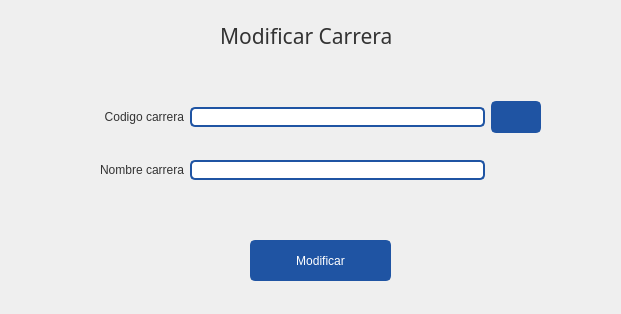
This is Vista/UI/Carrera/ModiCarrera.ui in Mighell-afk/gpi as Qt 5 draws it before an edit. The edited form follows.
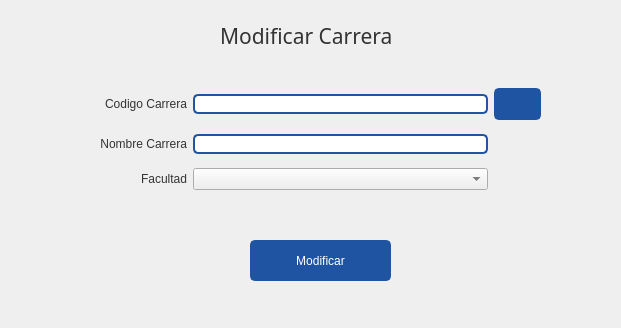
This is the edited form. Icons and pictures are not drawn.

What changed in the file:
```diff
--- a/Vista/UI/Carrera/ModiCarrera.ui
+++ b/Vista/UI/Carrera/ModiCarrera.ui
@@ -10,7 +10,7 @@
     <x>0</x>
     <y>0</y>
     <width>621</width>
-    <height>314</height>
+    <height>328</height>
    </rect>
   </property>
   <property name="minimumSize">
@@ -165,6 +165,80 @@
     </rect>
    </property>
    <layout class="QGridLayout" name="gridLayout">
+    <item row="1" column="0">
+     <widget class="QLabel" name="label_10">
+      <property name="text">
+       <string>Nombre Carrera</string>
+      </property>
+      <property name="alignment">
+       <set>Qt::AlignRight|Qt::AlignTrailing|Qt::AlignVCenter</set>
+      </property>
+     </widget>
+    </item>
+    <item row="1" column="1">
+     <widget class="QLineEdit" name="txt_nombreCarrera">
+      <property name="enabled">
+       <bool>false</bool>
+      </property>
+      <property name="minimumSize">
+       <size>
+        <width>0</width>
+        <height>0</height>
+       </size>
+      </property>
+      <property name="maximumSize">
+       <size>
+        <width>295</width>
+        <height>16777215</height>
+       </size>
+      </property>
+      <property name="clearButtonEnabled">
+       <bool>false</bool>
+      </property>
+     </widget>
+    </item>
+    <item row="0" column="0">
+     <widget class="QLabel" name="label_11">
+      <property name="text">
+       <string>Codigo Carrera</string>
+      </property>
+      <property name="alignment">
+       <set>Qt::AlignRight|Qt::AlignTrailing|Qt::AlignVCenter</set>
+      </property>
+     </widget>
+    </item>
+    <item row="2" column="0">
+     <widget class="QLabel" name="label_8">
+      <property name="text">
+       <string>Facultad</string>
+      </property>
+      <property name="alignment">
+       <set>Qt::AlignRight|Qt::AlignTrailing|Qt::AlignVCenter</set>
+      </property>
+     </widget>
+    </item>
+    <item row="0" column="1">
+     <widget class="QLineEdit" name="txt_codcarrera">
+      <property name="enabled">
+       <bool>true</bool>
+      </property>
+      <property name="minimumSize">
+       <size>
+        <width>0</width>
+        <height>0</height>
+       </size>
+      </property>
+      <property name="maximumSize">
+       <size>
+        <width>295</width>
+        <height>16777215</height>
+       </size>
+      </property>
+      <property name="clearButtonEnabled">
+       <bool>false</bool>
+      </property>
+     </widget>
+    </item>
     <item row="0" column="2">
      <widget class="QPushButton" name="btn_buscar">
       <property name="minimumSize">
@@ -182,67 +256,10 @@
       </property>
      </widget>
     </item>
-    <item row="1" column="1">
-     <widget class="QLineEdit" name="txt_nombrecarrera">
-      <property name="enabled">
-       <bool>false</bool>
-      </property>
-      <property name="minimumSize">
-       <size>
-        <width>0</width>
-        <height>0</height>
-       </size>
-      </property>
-      <property name="maximumSize">
-       <size>
-        <width>295</width>
-        <height>16777215</height>
-       </size>
-      </property>
-      <property name="clearButtonEnabled">
-       <bool>false</bool>
-      </property>
-     </widget>
-    </item>
-    <item row="0" column="1">
-     <widget class="QLineEdit" name="txt_codcarrera">
-      <property name="enabled">
+    <item row="2" column="1">
+     <widget class="QComboBox" name="cbo_Facultad">
+      <property name="mouseTracking">
        <bool>true</bool>
-      </property>
-      <property name="minimumSize">
-       <size>
-        <width>0</width>
-        <height>0</height>
-       </size>
-      </property>
-      <property name="maximumSize">
-       <size>
-        <width>295</width>
-        <height>16777215</height>
-       </size>
-      </property>
-      <property name="clearButtonEnabled">
-       <bool>false</bool>
-      </property>
-     </widget>
-    </item>
-    <item row="1" column="0">
-     <widget class="QLabel" name="label_10">
-      <property name="text">
-       <string>Nombre carrera</string>
-      </property>
-      <property name="alignment">
-       <set>Qt::AlignRight|Qt::AlignTrailing|Qt::AlignVCenter</set>
-      </property>
-     </widget>
-    </item>
-    <item row="0" column="0">
-     <widget class="QLabel" name="label_11">
-      <property name="text">
-       <string>Codigo carrera</string>
-      </property>
-      <property name="alignment">
-       <set>Qt::AlignRight|Qt::AlignTrailing|Qt::AlignVCenter</set>
       </property>
      </widget>
     </item>
```
Left out of the diff: 8 changed lines with no effect on the pictures.
